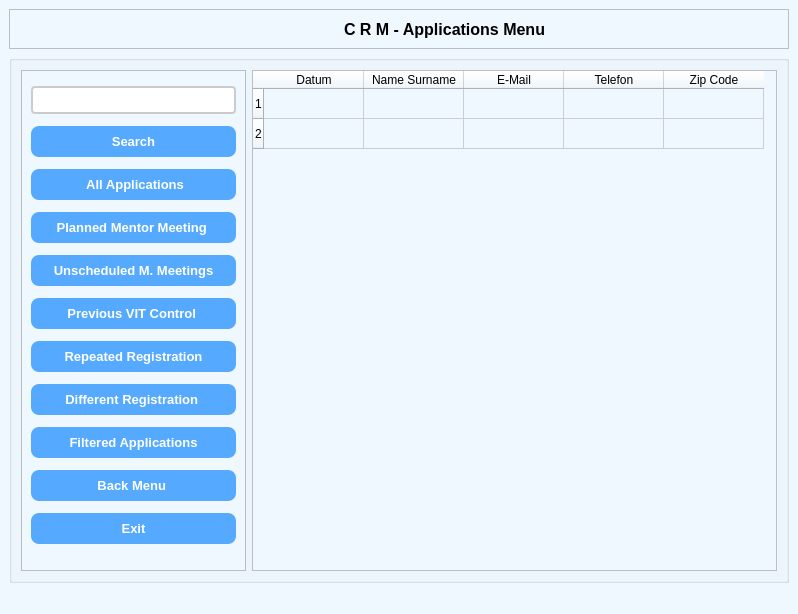
The window that Applications.ui (mithat720/Python-Module-Week7) describes before a commit, drawn with Qt 5.
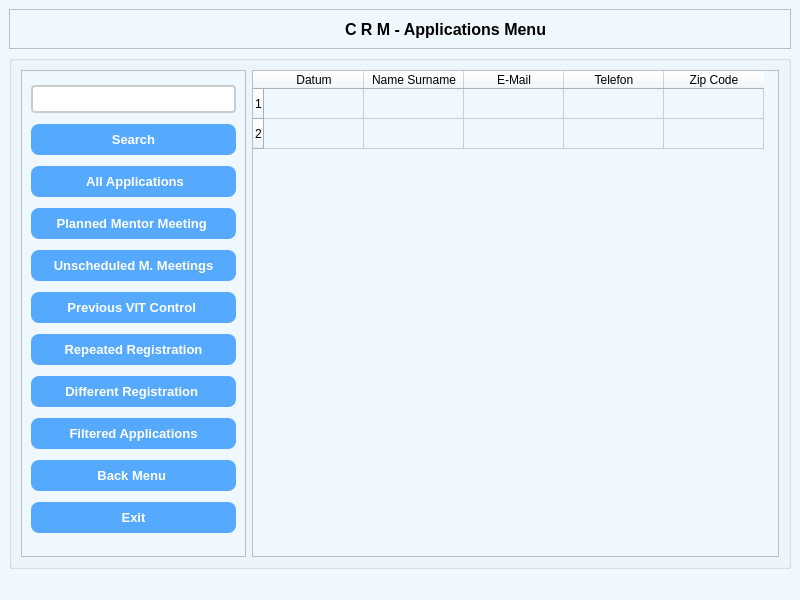
The same window after the commit. Icons and pictures are not drawn.

The edit to the form file:
```diff
--- a/Applications.ui
+++ b/Applications.ui
@@ -6,8 +6,8 @@
    <rect>
     <x>0</x>
     <y>0</y>
-    <width>798</width>
-    <height>614</height>
+    <width>800</width>
+    <height>600</height>
    </rect>
   </property>
   <property name="windowTitle">
```
Left out of the diff: 64 changed lines with no effect on the pictures.
